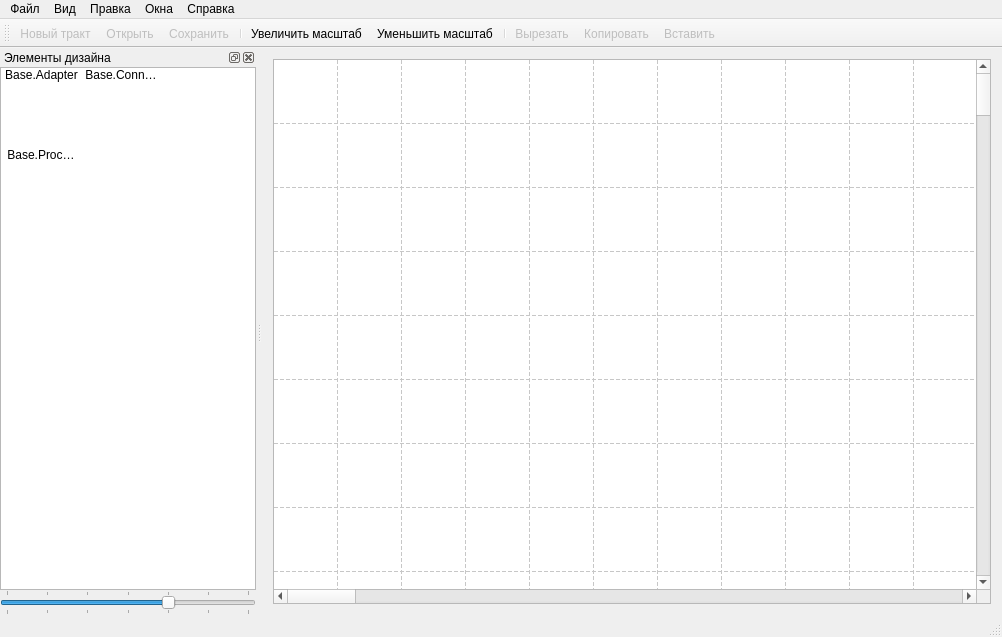
Above: mainwindow.ui from k06a/RitM before the change. Below: the same form after it.
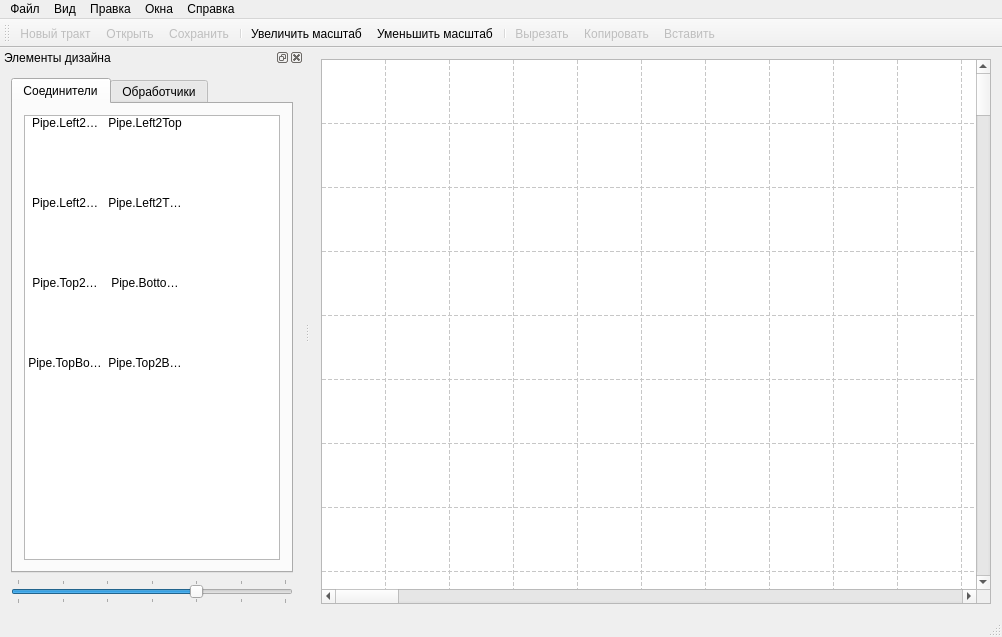
That is the form after the change. Icons and pictures are not drawn. Custom widgets are drawn as their Qt base class.

Commit message: Добавил соединители (pipes)

```diff
--- a/mainwindow.ui
+++ b/mainwindow.ui
@@ -380,15 +380,144 @@
     <number>1</number>
    </attribute>
    <widget class="QWidget" name="dockWidgetContents_2">
-    <layout class="QVBoxLayout" name="verticalLayout_5" stretch="0,0">
-     <property name="spacing">
+    <layout class="QVBoxLayout" name="verticalLayout_4">
+     <item>
+      <widget class="QTabWidget" name="tabWidget">
+       <property name="currentIndex">
       <number>0</number>
      </property>
-     <property name="margin">
-      <number>0</number>
-     </property>
+       <property name="movable">
+        <bool>true</bool>
+       </property>
+       <widget class="QWidget" name="tab_2">
+        <attribute name="title">
+         <string>Соединители</string>
+        </attribute>
+        <layout class="QVBoxLayout" name="verticalLayout_3">
      <item>
-      <widget class="ProcListWidget" name="listWidget">
+          <widget class="ProcListWidget" name="listWidget_connections">
+           <property name="editTriggers">
+            <set>QAbstractItemView::NoEditTriggers</set>
+           </property>
+           <property name="selectionMode">
+            <enum>QAbstractItemView::SingleSelection</enum>
+           </property>
+           <property name="iconSize">
+            <size>
+             <width>64</width>
+             <height>64</height>
+            </size>
+           </property>
+           <property name="textElideMode">
+            <enum>Qt::ElideRight</enum>
+           </property>
+           <property name="movement">
+            <enum>QListView::Free</enum>
+           </property>
+           <property name="resizeMode">
+            <enum>QListView::Adjust</enum>
+           </property>
+           <property name="gridSize">
+            <size>
+             <width>80</width>
+             <height>80</height>
+            </size>
+           </property>
+           <property name="viewMode">
+            <enum>QListView::IconMode</enum>
+           </property>
+           <property name="uniformItemSizes">
+            <bool>true</bool>
+           </property>
+           <property name="wordWrap">
+            <bool>true</bool>
+           </property>
+           <property name="selectionRectVisible">
+            <bool>true</bool>
+           </property>
+           <item>
+            <property name="text">
+             <string>Pipe.Left2Right</string>
+            </property>
+            <property name="icon">
+             <iconset resource="res.qrc">
+              <normaloff>:/images/pipes/Left2Right.svg</normaloff>:/images/pipes/Left2Right.svg</iconset>
+            </property>
+           </item>
+           <item>
+            <property name="text">
+             <string>Pipe.Left2Top</string>
+            </property>
+            <property name="icon">
+             <iconset resource="res.qrc">
+              <normaloff>:/images/pipes/Left2Top.svg</normaloff>:/images/pipes/Left2Top.svg</iconset>
+            </property>
+           </item>
+           <item>
+            <property name="text">
+             <string>Pipe.Left2Bottom</string>
+            </property>
+            <property name="icon">
+             <iconset resource="res.qrc">
+              <normaloff>:/images/pipes/Left2Bottom.svg</normaloff>:/images/pipes/Left2Bottom.svg</iconset>
+            </property>
+           </item>
+           <item>
+            <property name="text">
+             <string>Pipe.Left2TopBottom</string>
+            </property>
+            <property name="icon">
+             <iconset resource="res.qrc">
+              <normaloff>:/images/pipes/Left2TopBottom.svg</normaloff>:/images/pipes/Left2TopBottom.svg</iconset>
+            </property>
+           </item>
+           <item>
+            <property name="text">
+             <string>Pipe.Top2Right</string>
+            </property>
+            <property name="icon">
+             <iconset resource="res.qrc">
+              <normaloff>:/images/pipes/Top2Right.svg</normaloff>:/images/pipes/Top2Right.svg</iconset>
+            </property>
+           </item>
+           <item>
+            <property name="text">
+             <string>Pipe.Bottom2Right</string>
+            </property>
+            <property name="icon">
+             <iconset resource="res.qrc">
+              <normaloff>:/images/pipes/Bottom2Right.svg</normaloff>:/images/pipes/Bottom2Right.svg</iconset>
+            </property>
+           </item>
+           <item>
+            <property name="text">
+             <string>Pipe.TopBottom2Right</string>
+            </property>
+            <property name="icon">
+             <iconset resource="res.qrc">
+              <normaloff>:/images/pipes/TopBottom2Right.svg</normaloff>:/images/pipes/TopBottom2Right.svg</iconset>
+            </property>
+           </item>
+           <item>
+            <property name="text">
+             <string>Pipe.Top2Bottom</string>
+            </property>
+            <property name="icon">
+             <iconset resource="res.qrc">
+              <normaloff>:/images/pipes/Top2Bottom.svg</normaloff>:/images/pipes/Top2Bottom.svg</iconset>
+            </property>
+           </item>
+          </widget>
+         </item>
+        </layout>
+       </widget>
+       <widget class="QWidget" name="tab">
+        <attribute name="title">
+         <string>Обработчики</string>
+        </attribute>
+        <layout class="QVBoxLayout" name="verticalLayout_2">
+         <item>
+          <widget class="ProcListWidget" name="listWidget_elements">
        <property name="editTriggers">
         <set>QAbstractItemView::NoEditTriggers</set>
        </property>
@@ -455,6 +584,10 @@
           <normaloff>:/images/processor.svgz</normaloff>:/images/processor.svgz</iconset>
         </property>
        </item>
+          </widget>
+         </item>
+        </layout>
+       </widget>
       </widget>
      </item>
      <item>
```
Lines whose indentation alone changed are shown as unchanged. The commit also changes 18 other files.
